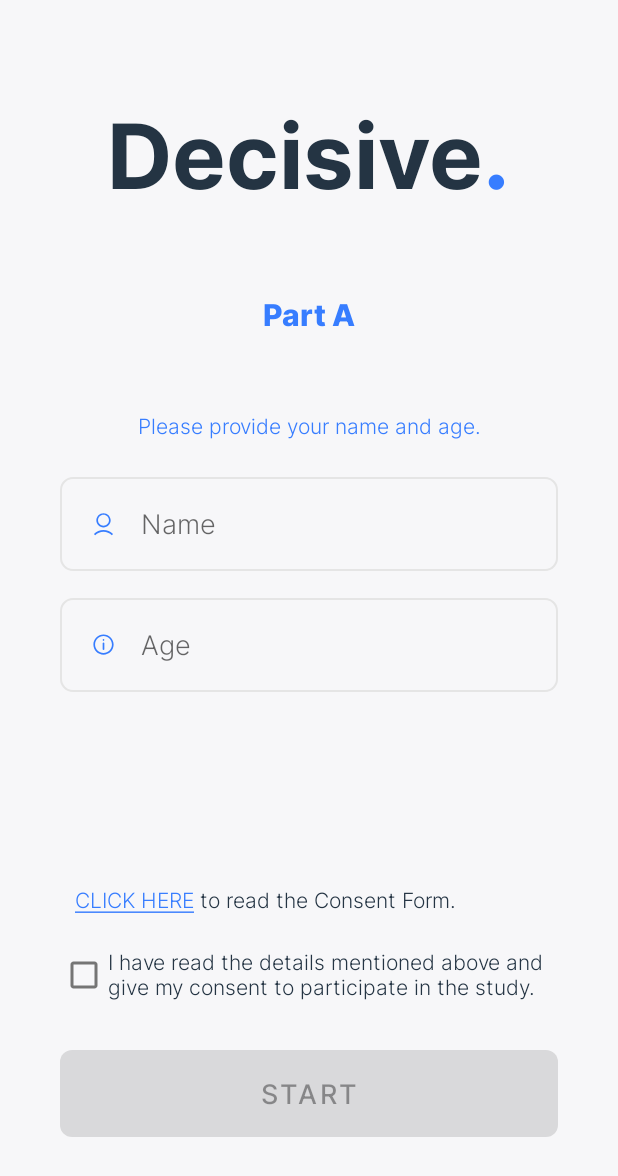
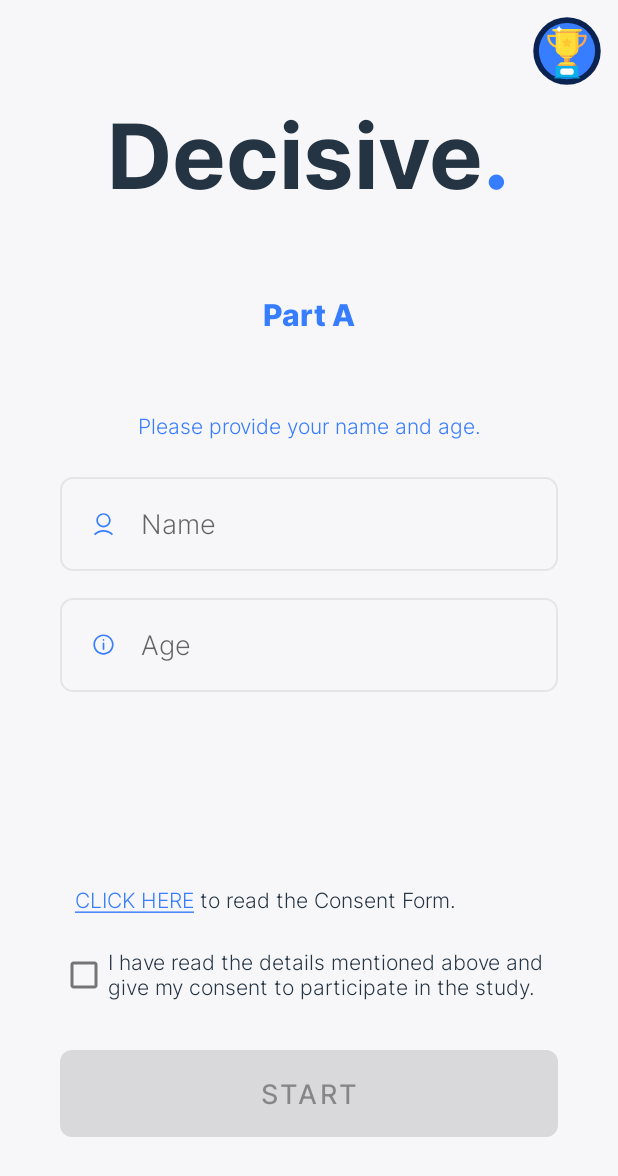
Before and after one commit to sanidhyakr18/Copenhagen-Multiply, an Android app: the screen it shows after launch (MainActivity), on a phone screen of 412 x 824 dp. Shown: the top 1176 px of the screen. Run offline under Robolectric (Android 15) with nearby library versions, the phone set to English and light mode, and no system bars.

Commit message:
add prizes button

```diff
--- a/app/src/main/res/layout/activity_main.xml
+++ b/app/src/main/res/layout/activity_main.xml
@@ -6,6 +6,23 @@
     android:layout_height="match_parent"
     android:background="@color/backgroundWhite"
     tools:context=".MainActivity">
+
+    <ImageButton
+        android:id="@+id/btn_prize"
+        android:layout_width="48dp"
+        android:layout_height="48dp"
+        android:adjustViewBounds="true"
+        android:background="@drawable/round_corner"
+        android:clickable="true"
+        android:contentDescription="Check Prizes"
+        android:focusable="true"
+        android:foreground="?android:attr/selectableItemBackground"
+        android:scaleType="fitCenter"
+        android:layout_marginEnd="10dp"
+        android:layout_marginTop="10dp"
+        android:src="@drawable/ic_award_cups"
+        app:layout_constraintEnd_toEndOf="parent"
+        app:layout_constraintTop_toTopOf="parent" />
 
     <com.google.android.material.textview.MaterialTextView
         android:id="@+id/tv_decisive"
```
Also changed, not shown: app/src/main/java/com/sandystudios/copenhagen/MainActivity.kt (+25 -0 lines), app/src/main/res/layout/custom_dialogue.xml (added, +31 -0 lines), app/src/main/res/drawable/bg_prizes.jpg (added), app/src/main/res/drawable/ic_award_cups.xml (renamed from app/src/main/res/drawable/ic__064041_award_cup_leader_prize_sport_icon.xml), app/src/main/res/drawable/img_prizes.png (added), 1 other file.
